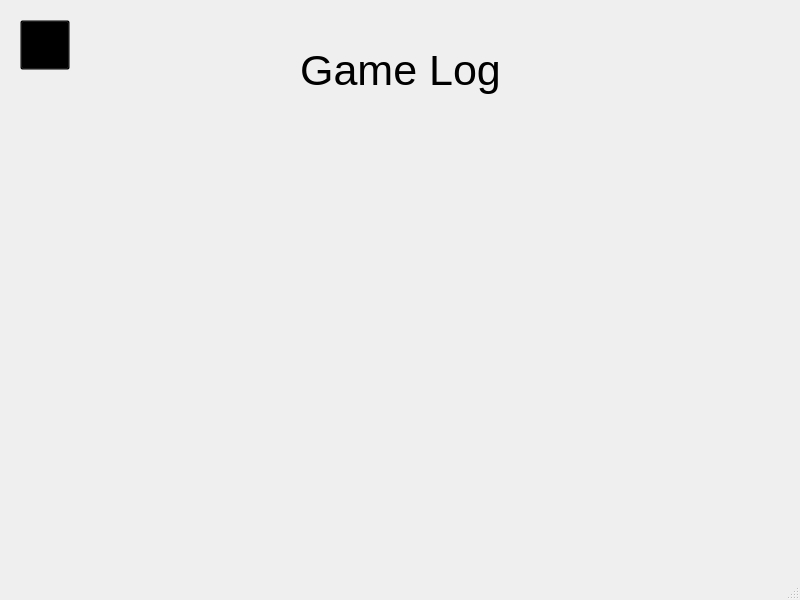
First picture: the form in StatsPage.ui, repository coha45/rpsv2, before the edit.
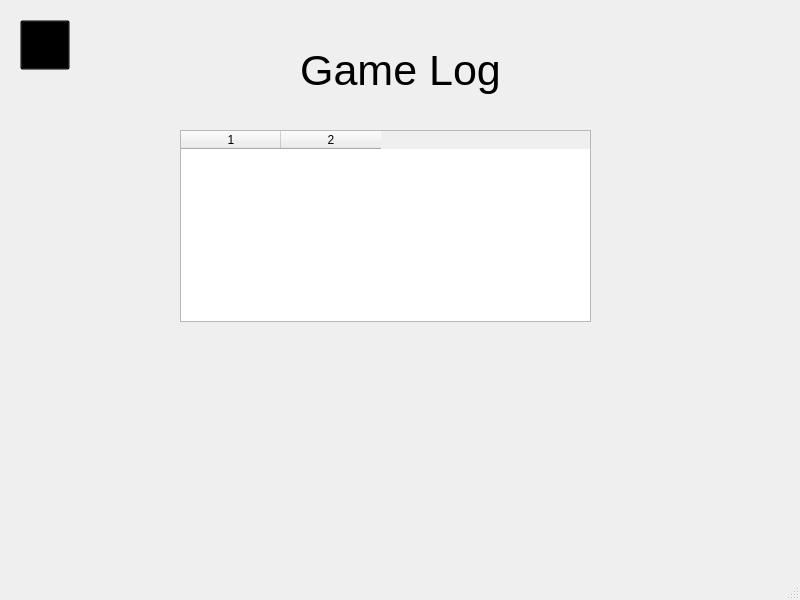
Second picture: the form after the edit. Icons and pictures are not drawn.

The edit to the form file:
```diff
--- a/StatsPage.ui
+++ b/StatsPage.ui
@@ -64,6 +64,30 @@
      <set>Qt::AlignCenter</set>
     </property>
    </widget>
+   <widget class="QTableWidget" name="tableWidget">
+    <property name="geometry">
+     <rect>
+      <x>180</x>
+      <y>130</y>
+      <width>411</width>
+      <height>192</height>
+     </rect>
+    </property>
+    <property name="showGrid">
+     <bool>true</bool>
+    </property>
+    <property name="gridStyle">
+     <enum>Qt::SolidLine</enum>
+    </property>
+    <property name="rowCount">
+     <number>0</number>
+    </property>
+    <property name="columnCount">
+     <number>2</number>
+    </property>
+    <column/>
+    <column/>
+   </widget>
   </widget>
   <widget class="QMenuBar" name="menubar">
    <property name="geometry">
```
Left out of the diff: 4 changed lines with no effect on the pictures.
